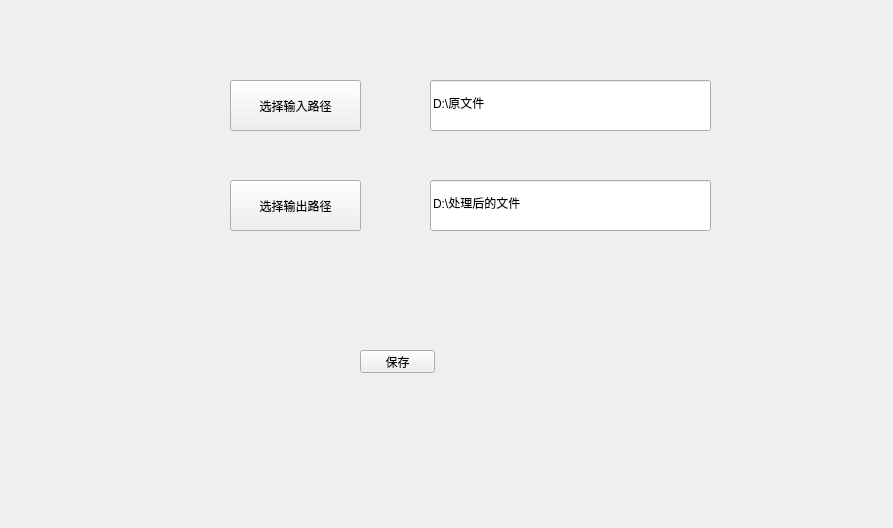
Old version of the form foreEnd/PatchSetting.ui in the repository lovelyx/EdgeBandingProcedure.
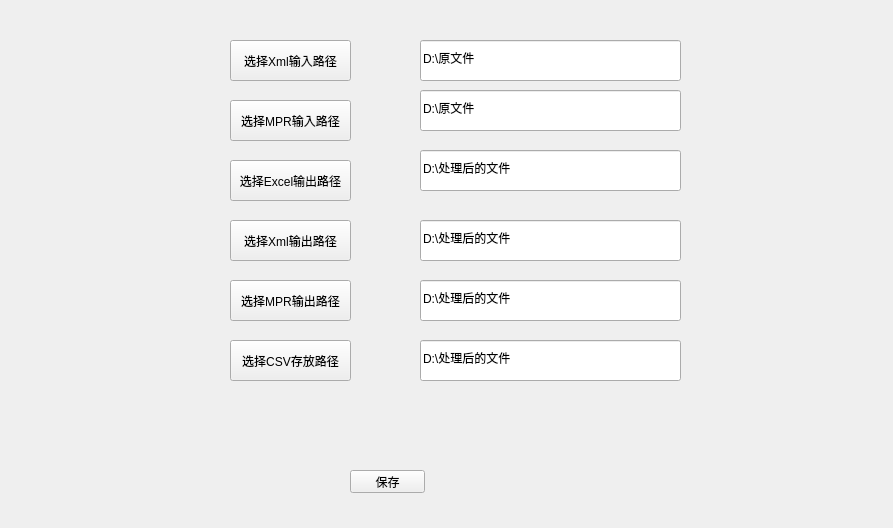
New version of the form. Icons and pictures are not drawn.

The edit to the form file:
```diff
--- a/foreEnd/PatchSetting.ui
+++ b/foreEnd/PatchSetting.ui
@@ -20,8 +20,8 @@
   <widget class="QPushButton" name="save">
    <property name="geometry">
     <rect>
-     <x>360</x>
-     <y>350</y>
+     <x>350</x>
+     <y>470</y>
      <width>75</width>
      <height>23</height>
     </rect>
@@ -34,55 +34,174 @@
    <property name="geometry">
     <rect>
      <x>230</x>
-     <y>180</y>
-     <width>131</width>
-     <height>51</height>
+     <y>160</y>
+     <width>121</width>
+     <height>41</height>
     </rect>
    </property>
    <property name="text">
-    <string>选择输出路径</string>
+    <string>选择Excel输出路径</string>
    </property>
   </widget>
   <widget class="QLineEdit" name="lineEditOut">
    <property name="geometry">
     <rect>
-     <x>430</x>
-     <y>180</y>
-     <width>281</width>
-     <height>51</height>
+     <x>420</x>
+     <y>150</y>
+     <width>261</width>
+     <height>41</height>
     </rect>
    </property>
    <property name="text">
     <string>D:\处理后的文件</string>
    </property>
+   <property name="placeholderText">
+    <string>输出Excel路径</string>
+   </property>
   </widget>
   <widget class="QLineEdit" name="lineEditInput">
    <property name="geometry">
     <rect>
-     <x>430</x>
-     <y>80</y>
-     <width>281</width>
-     <height>51</height>
+     <x>420</x>
+     <y>40</y>
+     <width>261</width>
+     <height>41</height>
     </rect>
    </property>
    <property name="text">
     <string>D:\原文件</string>
    </property>
    <property name="placeholderText">
-    <string>输入路径</string>
+    <string>输入Xml路径</string>
    </property>
   </widget>
   <widget class="QPushButton" name="ButtonInput">
    <property name="geometry">
     <rect>
      <x>230</x>
-     <y>80</y>
-     <width>131</width>
-     <height>51</height>
+     <y>40</y>
+     <width>121</width>
+     <height>41</height>
     </rect>
    </property>
    <property name="text">
-    <string>选择输入路径</string>
+    <string>选择Xml输入路径</string>
+   </property>
+  </widget>
+  <widget class="QPushButton" name="ButtonOut_2">
+   <property name="geometry">
+    <rect>
+     <x>230</x>
+     <y>220</y>
+     <width>121</width>
+     <height>41</height>
+    </rect>
+   </property>
+   <property name="text">
+    <string>选择Xml输出路径</string>
+   </property>
+  </widget>
+  <widget class="QLineEdit" name="lineEditOut_2">
+   <property name="geometry">
+    <rect>
+     <x>420</x>
+     <y>220</y>
+     <width>261</width>
+     <height>41</height>
+    </rect>
+   </property>
+   <property name="text">
+    <string>D:\处理后的文件</string>
+   </property>
+   <property name="placeholderText">
+    <string>输出Xml路径</string>
+   </property>
+  </widget>
+  <widget class="QPushButton" name="ButtonOut_3">
+   <property name="geometry">
+    <rect>
+     <x>230</x>
+     <y>280</y>
+     <width>121</width>
+     <height>41</height>
+    </rect>
+   </property>
+   <property name="text">
+    <string>选择MPR输出路径</string>
+   </property>
+  </widget>
+  <widget class="QLineEdit" name="lineEditOut_3">
+   <property name="geometry">
+    <rect>
+     <x>420</x>
+     <y>280</y>
+     <width>261</width>
+     <height>41</height>
+    </rect>
+   </property>
+   <property name="text">
+    <string>D:\处理后的文件</string>
+   </property>
+   <property name="placeholderText">
+    <string>输出MPR路径</string>
+   </property>
+  </widget>
+  <widget class="QPushButton" name="ButtonInput_2">
+   <property name="geometry">
+    <rect>
+     <x>230</x>
+     <y>100</y>
+     <width>121</width>
+     <height>41</height>
+    </rect>
+   </property>
+   <property name="text">
+    <string>选择MPR输入路径</string>
+   </property>
+  </widget>
+  <widget class="QLineEdit" name="lineEditInput_2">
+   <property name="geometry">
+    <rect>
+     <x>420</x>
+     <y>90</y>
+     <width>261</width>
+     <height>41</height>
+    </rect>
+   </property>
+   <property name="text">
+    <string>D:\原文件</string>
+   </property>
+   <property name="placeholderText">
+    <string>输入MPR路径</string>
+   </property>
+  </widget>
+  <widget class="QPushButton" name="ButtonOut_4">
+   <property name="geometry">
+    <rect>
+     <x>230</x>
+     <y>340</y>
+     <width>121</width>
+     <height>41</height>
+    </rect>
+   </property>
+   <property name="text">
+    <string>选择CSV存放路径</string>
+   </property>
+  </widget>
+  <widget class="QLineEdit" name="lineEditOut_4">
+   <property name="geometry">
+    <rect>
+     <x>420</x>
+     <y>340</y>
+     <width>261</width>
+     <height>41</height>
+    </rect>
+   </property>
+   <property name="text">
+    <string>D:\处理后的文件</string>
+   </property>
+   <property name="placeholderText">
+    <string>输出MPR路径</string>
    </property>
   </widget>
  </widget>
```
